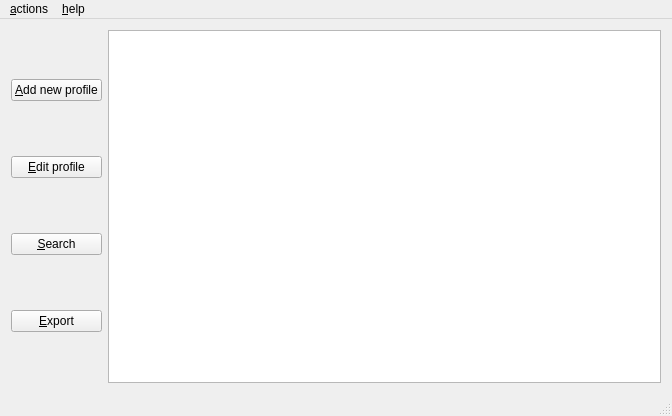
Old version of the form gakuseibesu/mainwindow.ui in the repository Syjgin/gakuseibesu.
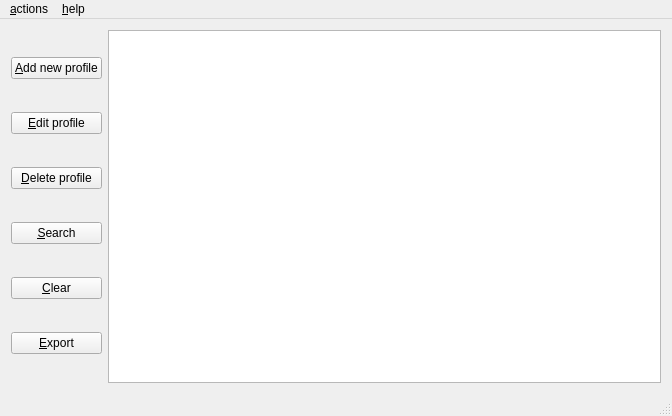
New version of the form.

```diff
--- a/gakuseibesu/mainwindow.ui
+++ b/gakuseibesu/mainwindow.ui
@@ -16,7 +16,7 @@
   <widget class="QWidget" name="centralWidget">
    <layout class="QHBoxLayout" name="horizontalLayout">
     <item>
-     <layout class="QVBoxLayout" name="verticalLayout" stretch="0,0,0,0">
+     <layout class="QVBoxLayout" name="verticalLayout" stretch="0,0,0,0,0,0">
       <property name="sizeConstraint">
        <enum>QLayout::SetFixedSize</enum>
       </property>
@@ -37,6 +37,13 @@
         </property>
        </widget>
       </item>
+      <item>
+       <widget class="QPushButton" name="buttonDelete">
+        <property name="text">
+         <string>&amp;Delete profile</string>
+        </property>
+       </widget>
+      </item>
       <item>
        <widget class="QPushButton" name="buttonSearch">
         <property name="text">
@@ -44,6 +51,13 @@
         </property>
        </widget>
       </item>
+      <item>
+       <widget class="QPushButton" name="buttonClear">
+        <property name="text">
+         <string>&amp;Clear</string>
+        </property>
+       </widget>
+      </item>
       <item>
        <widget class="QPushButton" name="buttonExport">
         <property name="text">
```
